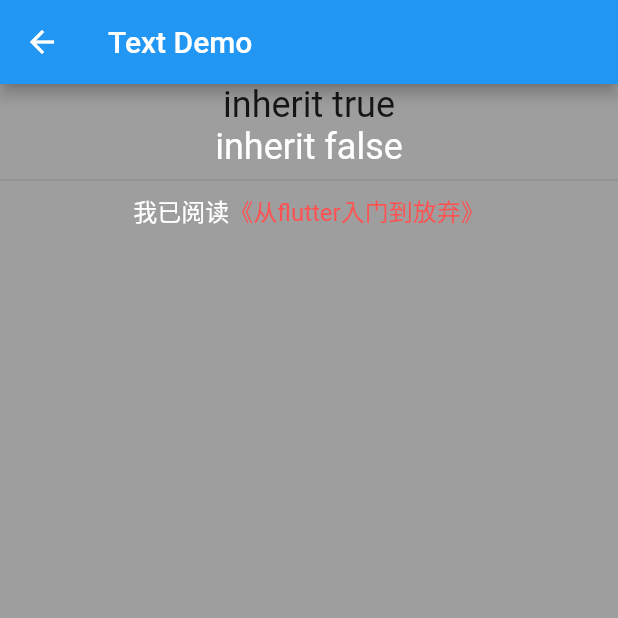
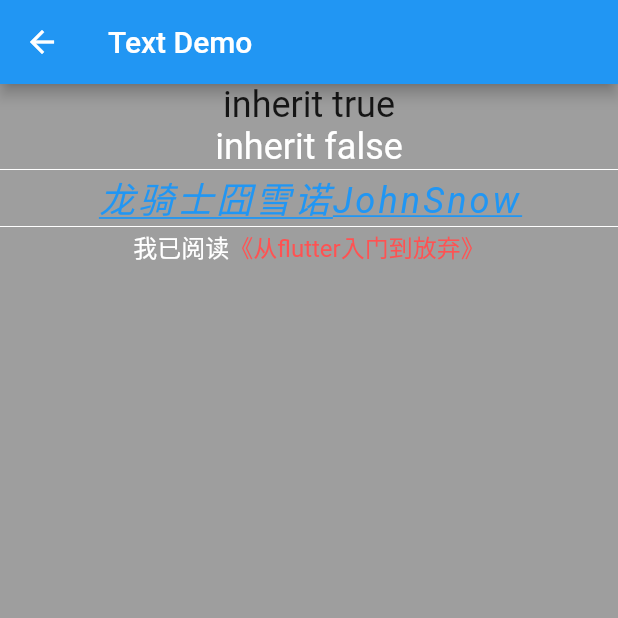
Before and after one commit to lhalcyon/flutter_study, a Flutter app: the DemoText screen opened by its route, on a phone screen of 412 x 824 dp, the top half of it. Run offline on Flutter 3.47's test engine with Material 2 defaults, Android fonts, the phone set to English and light mode, and no system bars.

Commit message:
todo image

```diff
--- a/lib/text/demo_text.dart
+++ b/lib/text/demo_text.dart
@@ -1,44 +1,70 @@
 import 'package:flutter/gestures.dart';
 import 'package:flutter/material.dart';
 
-class DemoText extends StatelessWidget {
+class DemoText extends StatefulWidget {
   final TextStyle _protocolFont = new TextStyle(fontSize: 16.0);
   final TextStyle _inheritBigFont =
       new TextStyle(inherit: true, fontSize: 24.0);
   final TextStyle _notInheritBigFont =
       new TextStyle(inherit: false, fontSize: 24.0);
-  TapGestureRecognizer recognizer =  new TapGestureRecognizer();
+
+  @override
+  DemoTextState createState() {
+    return new DemoTextState();
+  }
+}
+
+class DemoTextState extends State<DemoText> {
   @override
   Widget build(BuildContext context) {
-    recognizer.onTap = _tap;
     return new Scaffold(
         appBar: new AppBar(
           title: const Text('Text Demo'),
         ),
-        body: new Container(
+        body: new Builder(builder: builderBody));
+  }
+
+  Widget builderBody(BuildContext context) {
+    final TapGestureRecognizer recognizer = new TapGestureRecognizer();
+    recognizer.onTap = () {
+      Scaffold.of(context).showSnackBar(new SnackBar(
+            content: new Text('协议被点击!'),
+          ));
+    };
+
+    final Divider divider = new Divider(color: Colors.white, height: 2.0);
+
+    return new Container(
         color: Colors.grey,
         alignment: Alignment.center,
         child: new Column(
           children: <Widget>[
-                new Text('inherit true', style: _inheritBigFont),
-                new Text('inherit false', style: _notInheritBigFont),
-                new Divider(),
+            new Text('inherit true', style: widget._inheritBigFont),
+            new Text('inherit false', style: widget._notInheritBigFont),
+            divider,
+            new Text(
+              '龙骑士囧雪诺JohnSnow',
+              style: new TextStyle(
+                  color: Colors.blue,
+                  fontSize: 24.0,
+                  fontStyle: FontStyle.italic,
+                  letterSpacing: 2.0,
+                  decoration: TextDecoration.underline),
+            ),
+            divider,
             new RichText(
               text: new TextSpan(
                 text: '我已阅读',
-                    style: _protocolFont,
+                style: widget._protocolFont,
                 children: <TextSpan>[
                   new TextSpan(
                       text: '《从flutter入门到放弃》',
-                          style: new TextStyle(color: Colors.redAccent),recognizer: recognizer),
+                      style: new TextStyle(color: Colors.redAccent),
+                      recognizer: recognizer),
                 ],
               ),
             ),
           ],
-            )));
-  }
-
-  void _tap() {
-    print("tap protocol");
+        ));
   }
 }
```
Lines whose indentation alone changed are shown as unchanged.
